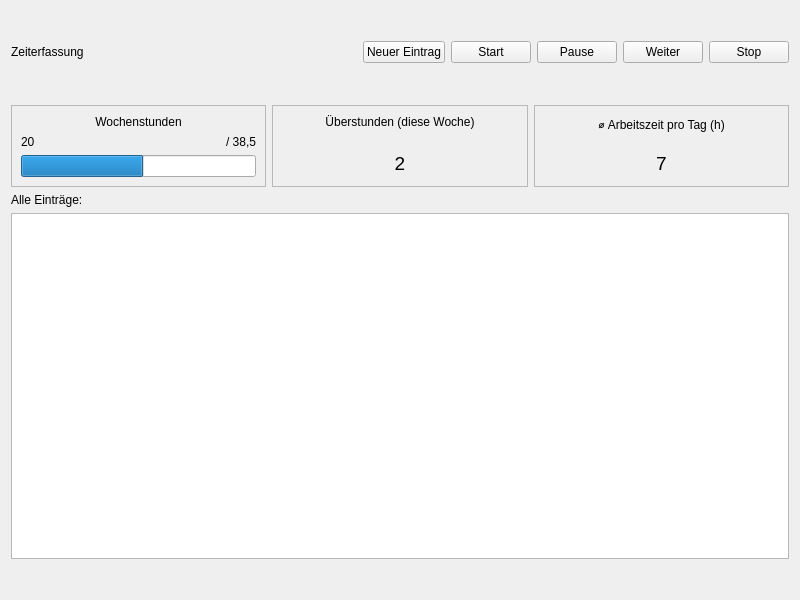
MehmetMertt/twentyONE_HR_System, file HR_Managment_System_Application/timetracker.ui: the form before one commit.
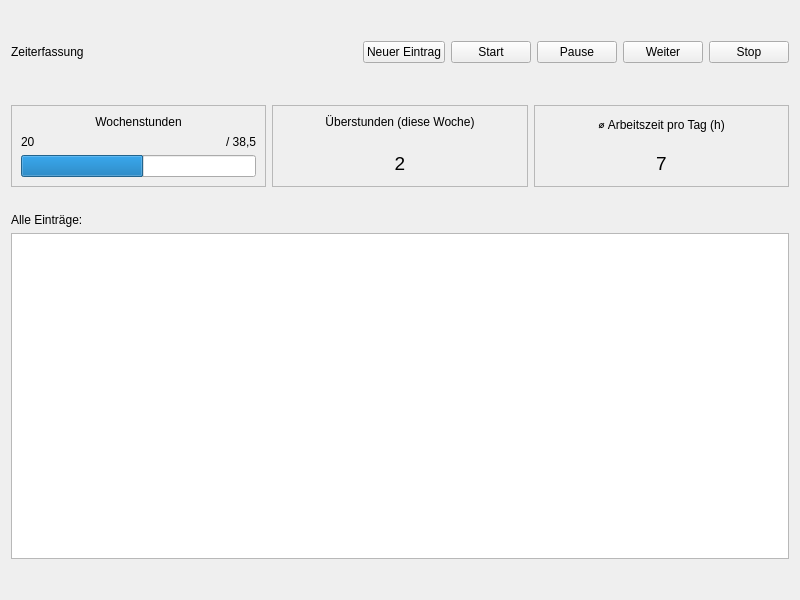
The form after the commit.

Patch:
```diff
--- a/HR_Managment_System_Application/timetracker.ui
+++ b/HR_Managment_System_Application/timetracker.ui
@@ -364,6 +364,22 @@
      <item>
       <layout class="QHBoxLayout" name="graph_container"/>
      </item>
+     <item>
+      <spacer name="verticalSpacer_4">
+       <property name="orientation">
+        <enum>Qt::Vertical</enum>
+       </property>
+       <property name="sizeType">
+        <enum>QSizePolicy::Preferred</enum>
+       </property>
+       <property name="sizeHint" stdset="0">
+        <size>
+         <width>20</width>
+         <height>20</height>
+        </size>
+       </property>
+      </spacer>
+     </item>
      <item>
       <layout class="QVBoxLayout" name="verticalLayout_2">
        <item>
```
